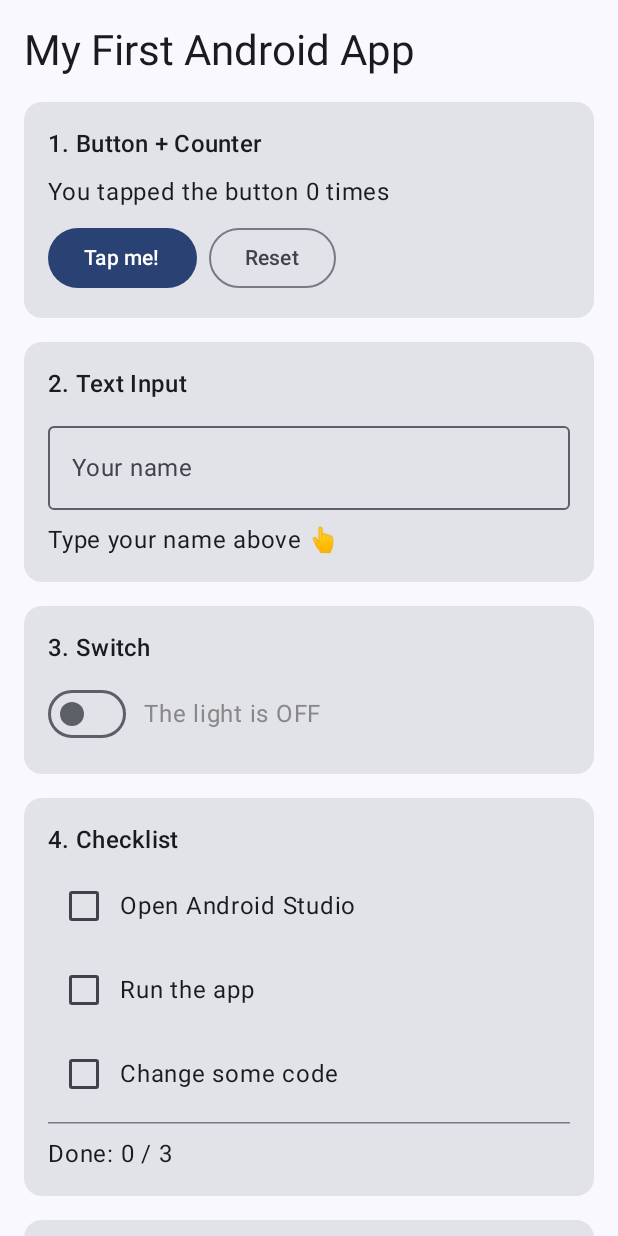
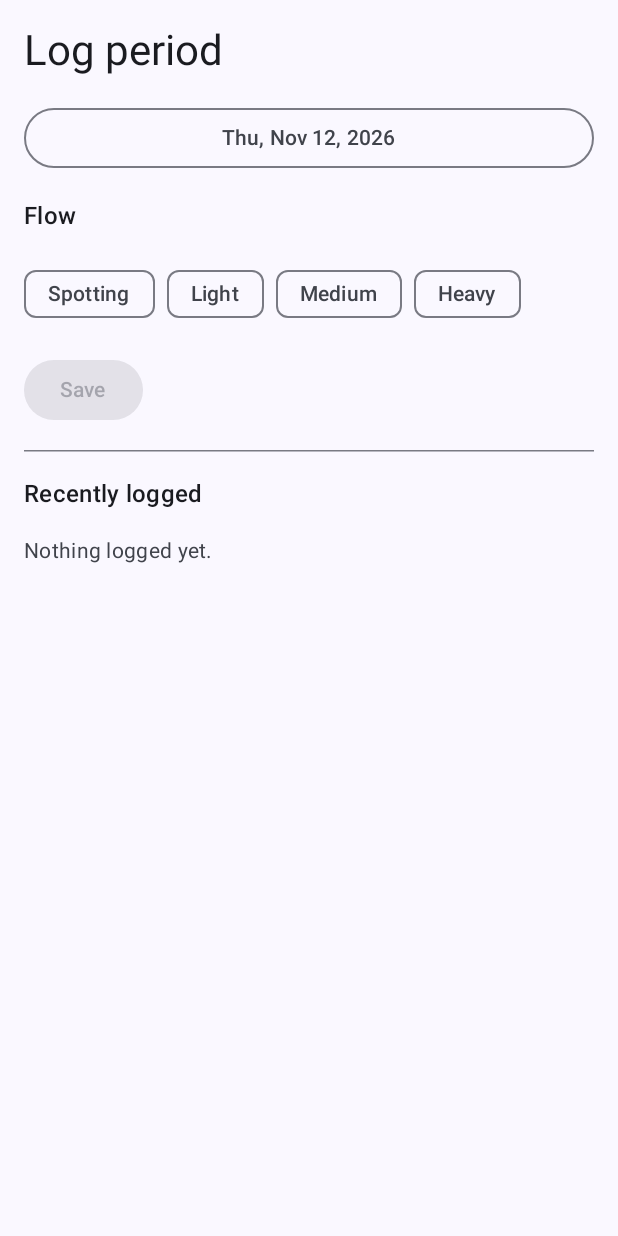
Before and after one commit to k-p2606/cycled, an Android app built with Jetpack Compose: the screen it shows after launch (MainActivity), on a phone screen of 412 x 824 dp. Run offline under Robolectric (Android 15) with nearby library versions, the phone set to English and light mode, and no system bars; our stand-ins replace Room's generated code.

Commit message:
first working log screen

```diff
--- a/app/build.gradle.kts
+++ b/app/build.gradle.kts
@@ -50,6 +50,7 @@ dependencies {
     implementation(libs.androidx.compose.ui.tooling.preview)
     implementation(libs.androidx.core.ktx)
     implementation(libs.androidx.lifecycle.runtime.ktx)
+    implementation(libs.androidx.lifecycle.runtime.compose)
     implementation(libs.androidx.lifecycle.viewmodel.ktx)
     implementation(libs.androidx.lifecycle.viewmodel.compose)
     implementation(libs.androidx.room.runtime)
--- a/app/src/main/java/com/example/cycled/MainActivity.kt
+++ b/app/src/main/java/com/example/cycled/MainActivity.kt
@@ -22,7 +22,6 @@ import androidx.compose.material3.HorizontalDivider
 import androidx.compose.material3.MaterialTheme
 import androidx.compose.material3.OutlinedButton
 import androidx.compose.material3.OutlinedTextField
-import androidx.compose.material3.Scaffold
 import androidx.compose.material3.Switch
 import androidx.compose.material3.Text
 import androidx.compose.runtime.Composable
@@ -37,6 +36,9 @@ import androidx.compose.ui.graphics.Color
 import androidx.compose.ui.platform.LocalContext
 import androidx.compose.ui.tooling.preview.Preview
 import androidx.compose.ui.unit.dp
+import androidx.lifecycle.viewmodel.compose.viewModel
+import com.example.cycled.ui.CycleViewModel
+import com.example.cycled.ui.log.LogRoute
 import com.example.cycled.ui.theme.CycledTheme
 
 /**
@@ -53,11 +55,12 @@ class MainActivity : ComponentActivity() {
         // Everything inside is built from @Composable functions.
         setContent {
             CycledTheme {
-                // Scaffold is a basic screen layout. innerPadding keeps our
-                // content away from the status bar / navigation bar.
-                Scaffold(modifier = Modifier.fillMaxSize()) { innerPadding ->
-                    LearningScreen(modifier = Modifier.padding(innerPadding))
-                }
+                // The ViewModel survives rotation; its Factory pulls the
+                // repository from CycledApplication.
+                val cycleViewModel: CycleViewModel = viewModel(factory = CycleViewModel.Factory)
+                // LogScreen has its own Scaffold, which pads its content away
+                // from the status bar / navigation bar.
+                LogRoute(cycleViewModel)
             }
         }
     }
--- a/app/src/main/java/com/example/cycled/ui/CycleViewModel.kt
+++ b/app/src/main/java/com/example/cycled/ui/CycleViewModel.kt
@@ -8,6 +8,7 @@ import androidx.lifecycle.viewmodel.viewModelFactory
 import com.example.cycled.CycledApplication
 import com.example.cycled.data.CycleRepository
 import com.example.cycled.data.FlowLevel
+import com.example.cycled.data.PeriodDay
 import com.example.cycled.domain.Period
 import java.time.LocalDate
 import kotlinx.coroutines.flow.SharingStarted
@@ -17,6 +18,12 @@ import kotlinx.coroutines.launch
 
 class CycleViewModel(private val repository: CycleRepository) : ViewModel() {
 
+    /** The individual logged bleeding days, ordered by date, each with its flow level. */
+    val periodDays: StateFlow<List<PeriodDay>> =
+        repository.observePeriodDays()
+            .stateIn(viewModelScope, SharingStarted.WhileSubscribed(5_000), emptyList())
+
+    /** Those days grouped into whole periods by groupIntoPeriods(). */
     val periods: StateFlow<List<Period>> =
         repository.observePeriods()
             .stateIn(viewModelScope, SharingStarted.WhileSubscribed(5_000), emptyList())
--- /dev/null
+++ b/app/src/main/java/com/example/cycled/ui/log/LogScreen.kt
@@ -0,0 +1,260 @@
+package com.example.cycled.ui.log
+
+import androidx.compose.foundation.clickable
+import androidx.compose.foundation.layout.Arrangement
+import androidx.compose.foundation.layout.Column
+import androidx.compose.foundation.layout.Row
+import androidx.compose.foundation.layout.Spacer
+import androidx.compose.foundation.layout.fillMaxSize
+import androidx.compose.foundation.layout.fillMaxWidth
+import androidx.compose.foundation.layout.height
+import androidx.compose.foundation.layout.padding
+import androidx.compose.foundation.rememberScrollState
+import androidx.compose.foundation.verticalScroll
+import androidx.compose.material3.Button
+import androidx.compose.material3.DatePicker
+import androidx.compose.material3.DatePickerDialog
+import androidx.compose.material3.ExperimentalMaterial3Api
+import androidx.compose.material3.FilterChip
+import androidx.compose.material3.HorizontalDivider
+import androidx.compose.material3.ListItem
+import androidx.compose.material3.MaterialTheme
+import androidx.compose.material3.OutlinedButton
+import androidx.compose.material3.Scaffold
+import androidx.compose.material3.SelectableDates
+import androidx.compose.material3.SnackbarHost
+import androidx.compose.material3.SnackbarHostState
+import androidx.compose.material3.Text
+import androidx.compose.material3.TextButton
+import androidx.compose.material3.rememberDatePickerState
+import androidx.compose.runtime.Composable
+import androidx.compose.runtime.LaunchedEffect
+import androidx.compose.runtime.getValue
+import androidx.compose.runtime.mutableStateOf
+import androidx.compose.runtime.remember
+import androidx.compose.runtime.rememberCoroutineScope
+import androidx.compose.runtime.saveable.rememberSaveable
+import androidx.compose.runtime.setValue
+import androidx.compose.ui.Alignment
+import androidx.compose.ui.Modifier
+import androidx.compose.ui.tooling.preview.Preview
+import androidx.compose.ui.unit.dp
+import androidx.lifecycle.compose.collectAsStateWithLifecycle
+import com.example.cycled.data.FlowLevel
+import com.example.cycled.data.PeriodDay
+import com.example.cycled.ui.CycleViewModel
+import com.example.cycled.ui.theme.CycledTheme
+import java.time.Instant
+import java.time.LocalDate
+import java.time.ZoneOffset
+import java.time.format.DateTimeFormatter
+import java.util.Locale
+import kotlinx.coroutines.launch
+
+@Composable
+fun LogRoute(viewModel: CycleViewModel, modifier: Modifier = Modifier) {
+    val periodDays by viewModel.periodDays.collectAsStateWithLifecycle()
+    LogScreen(
+        periodDays = periodDays,
+        onSave = viewModel::logPeriodDay,
+        onRemove = viewModel::removePeriodDay,
+        modifier = modifier,
+    )
+}
+
+@OptIn(ExperimentalMaterial3Api::class)
+@Composable
+fun LogScreen(
+    periodDays: List<PeriodDay>,
+    onSave: (LocalDate, FlowLevel) -> Unit,
+    onRemove: (LocalDate) -> Unit,
+    modifier: Modifier = Modifier,
+) {
+    val today = LocalDate.now()
+
+    // Temporary UI state; saved data only ever comes from periodDays.
+    var selectedEpochDay by rememberSaveable { mutableStateOf(today.toEpochDay()) }
+    var selectedFlow by rememberSaveable { mutableStateOf<FlowLevel?>(null) }
+    // The date whose saved flow has already been copied into selectedFlow, so the
+    // pre-fill runs once per date change and doesn't overwrite the user's choice
+    // after rotation.
+    var prefilledEpochDay by rememberSaveable { mutableStateOf<Long?>(null) }
+    var showDatePicker by rememberSaveable { mutableStateOf(false) }
+
+    val selectedDate = LocalDate.ofEpochDay(selectedEpochDay)
+    val existing = periodDays.firstOrNull { it.date == selectedDate }
+
+    fun selectDate(date: LocalDate) {
+        selectedEpochDay = date.toEpochDay()
+        selectedFlow = periodDays.firstOrNull { it.date == date }?.flow
+        prefilledEpochDay = date.toEpochDay()
+    }
+
+    // Pre-select the saved flow if the data for the selected date arrives after
+    // the date was chosen (e.g. today's entry on first load).
+    LaunchedEffect(selectedEpochDay, existing) {
+        if (existing != null && prefilledEpochDay != selectedEpochDay) {
+            selectedFlow = existing.flow
+            prefilledEpochDay = selectedEpochDay
+        }
+    }
+
+    val snackbarHostState = remember { SnackbarHostState() }
+    val scope = rememberCoroutineScope()
+
+    Scaffold(
+        modifier = modifier,
+        snackbarHost = { SnackbarHost(snackbarHostState) },
+    ) { innerPadding ->
+        Column(
+            modifier = Modifier
+                .fillMaxSize()
+                .padding(innerPadding)
+                .verticalScroll(rememberScrollState())
+                .padding(16.dp),
+            verticalArrangement = Arrangement.spacedBy(16.dp),
+        ) {
+            Text("Log period", style = MaterialTheme.typography.headlineMedium)
+
+            OutlinedButton(
+                onClick = { showDatePicker = true },
+                modifier = Modifier.fillMaxWidth(),
+            ) {
+                Text(selectedDate.format(DateFormatter))
+            }
+
+            Text("Flow", style = MaterialTheme.typography.titleMedium)
+            Row(horizontalArrangement = Arrangement.spacedBy(8.dp)) {
+                FlowLevel.entries.forEach { level ->
+                    FilterChip(
+                        selected = selectedFlow == level,
+                        onClick = { selectedFlow = level },
+                        label = { Text(level.label) },
+                    )
+                }
+            }
+
+            Row(
+                verticalAlignment = Alignment.CenterVertically,
+                horizontalArrangement = Arrangement.spacedBy(8.dp),
+            ) {
+                Button(
+                    onClick = {
+                        val flow = selectedFlow ?: return@Button
+                        onSave(selectedDate, flow)
+                        scope.launch { snackbarHostState.showSnackbar("Saved") }
+                    },
+                    enabled = selectedFlow != null,
+                ) {
+                    Text(if (existing != null) "Update" else "Save")
+                }
+                if (existing != null) {
+                    TextButton(
+                        onClick = {
+                            onRemove(selectedDate)
+                            scope.launch { snackbarHostState.showSnackbar("Removed") }
+                        },
+                    ) {
+                        Text("Remove")
+                    }
+                }
+            }
+
+            HorizontalDivider()
+
+            Text("Recently logged", style = MaterialTheme.typography.titleMedium)
+            val recent = periodDays.sortedByDescending { it.date }.take(7)
+            if (recent.isEmpty()) {
+                Text(
+                    "Nothing logged yet.",
+                    style = MaterialTheme.typography.bodyMedium,
+                    color = MaterialTheme.colorScheme.onSurfaceVariant,
+                )
+            } else {
+                Column {
+                    recent.forEach { day ->
+                        ListItem(
+                            headlineContent = { Text(day.date.format(DateFormatter)) },
+                            supportingContent = { Text(day.flow.label) },
+                            modifier = Modifier.clickable { selectDate(day.date) },
+                        )
+                    }
+                }
+            }
+            Spacer(Modifier.height(8.dp))
+        }
+    }
+
+    if (showDatePicker) {
+        val todayMillis = today.toUtcMillis()
+        val pickerState = rememberDatePickerState(
+            initialSelectedDateMillis = selectedDate.toUtcMillis(),
+            selectableDates = object : SelectableDates {
+                override fun isSelectableDate(utcTimeMillis: Long): Boolean =
+                    utcTimeMillis <= todayMillis
+
+                override fun isSelectableYear(year: Int): Boolean = year <= today.year
+            },
+        )
+        DatePickerDialog(
+            onDismissRequest = { showDatePicker = false },
+            confirmButton = {
+                TextButton(
+                    onClick = {
+                        pickerState.selectedDateMillis?.let { selectDate(it.utcMillisToLocalDate()) }
+                        showDatePicker = false
+                    },
+                ) { Text("OK") }
+            },
+            dismissButton = {
+                TextButton(onClick = { showDatePicker = false }) { Text("Cancel") }
+            },
+        ) {
+            DatePicker(state = pickerState)
+        }
+    }
+}
+
+private val DateFormatter: DateTimeFormatter =
+    DateTimeFormatter.ofPattern("EEE, MMM d, yyyy", Locale.ENGLISH)
+
+private val FlowLevel.label: String
+    get() = when (this) {
+        FlowLevel.SPOTTING -> "Spotting"
+        FlowLevel.LIGHT -> "Light"
+        FlowLevel.MEDIUM -> "Medium"
+        FlowLevel.HEAVY -> "Heavy"
+    }
+
+// The Material 3 date picker works in UTC milliseconds. Always convert via UTC,
+// never ZoneId.systemDefault(), or dates shift by a day in negative time zones.
+private fun LocalDate.toUtcMillis(): Long =
+    atStartOfDay(ZoneOffset.UTC).toInstant().toEpochMilli()
+
+private fun Long.utcMillisToLocalDate(): LocalDate =
+    Instant.ofEpochMilli(this).atZone(ZoneOffset.UTC).toLocalDate()
+
+@Preview(showBackground = true)
+@Composable
+private fun LogScreenEmptyPreview() {
+    CycledTheme {
+        LogScreen(periodDays = emptyList(), onSave = { _, _ -> }, onRemove = {})
+    }
+}
+
+@Preview(showBackground = true)
+@Composable
+private fun LogScreenWithEntriesPreview() {
+    val today = LocalDate.now()
+    CycledTheme {
+        LogScreen(
+            periodDays = listOf(
+                PeriodDay(today.minusDays(2), FlowLevel.LIGHT),
+                PeriodDay(today.minusDays(1), FlowLevel.HEAVY),
+                PeriodDay(today, FlowLevel.MEDIUM),
+            ),
+            onSave = { _, _ -> },
+            onRemove = {},
+        )
+    }
+}
--- a/gradle/libs.versions.toml
+++ b/gradle/libs.versions.toml
@@ -17,6 +17,7 @@ junit = { group = "junit", name = "junit", version.ref = "junit" }
 androidx-junit = { group = "androidx.test.ext", name = "junit", version.ref = "junitVersion" }
 androidx-espresso-core = { group = "androidx.test.espresso", name = "espresso-core", version.ref = "espressoCore" }
 androidx-lifecycle-runtime-ktx = { group = "androidx.lifecycle", name = "lifecycle-runtime-ktx", version.ref = "lifecycleRuntimeKtx" }
+androidx-lifecycle-runtime-compose = { group = "androidx.lifecycle", name = "lifecycle-runtime-compose", version.ref = "lifecycleRuntimeKtx" }
 androidx-lifecycle-viewmodel-ktx = { group = "androidx.lifecycle", name = "lifecycle-viewmodel-ktx", version.ref = "lifecycleRuntimeKtx" }
 androidx-lifecycle-viewmodel-compose = { group = "androidx.lifecycle", name = "lifecycle-viewmodel-compose", version.ref = "lifecycleRuntimeKtx" }
 androidx-activity-compose = { group = "androidx.activity", name = "activity-compose", version.ref = "activityCompose" }
```
